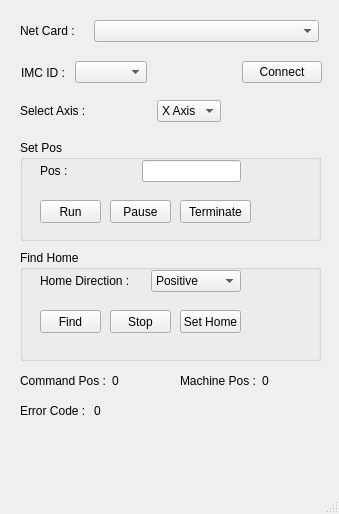
Above: main_window.ui from hywing/imc-tool before the change. Below: the same form after it.
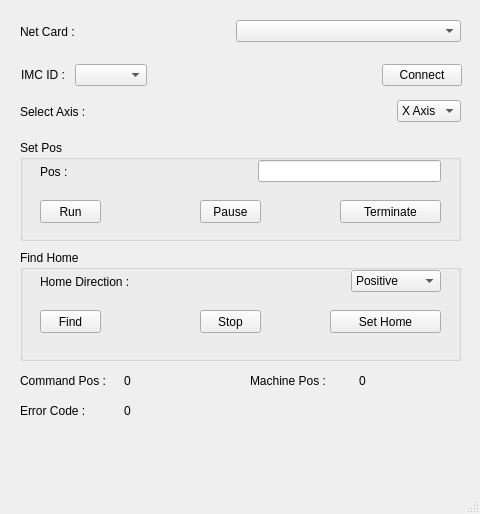
That is the form after the change.

Commit message: [feat] update widget size && readme doc

```diff
--- a/main_window.ui
+++ b/main_window.ui
@@ -6,19 +6,19 @@
    <rect>
     <x>0</x>
     <y>0</y>
-    <width>339</width>
+    <width>480</width>
     <height>514</height>
    </rect>
   </property>
   <property name="minimumSize">
    <size>
-    <width>339</width>
+    <width>480</width>
     <height>0</height>
    </size>
   </property>
   <property name="maximumSize">
    <size>
-    <width>339</width>
+    <width>480</width>
     <height>16777215</height>
    </size>
   </property>
@@ -31,8 +31,8 @@
      <rect>
       <x>20</x>
       <y>20</y>
-      <width>299</width>
-      <height>22</height>
+      <width>441</width>
+      <height>23</height>
      </rect>
     </property>
     <layout class="QHBoxLayout" name="horizontalLayout">
@@ -73,8 +73,8 @@
      <rect>
       <x>21</x>
       <y>60</y>
-      <width>301</width>
-      <height>25</height>
+      <width>441</width>
+      <height>30</height>
      </rect>
     </property>
     <layout class="QHBoxLayout" name="horizontalLayout_2">
@@ -122,7 +122,7 @@
      <rect>
       <x>20</x>
       <y>140</y>
-      <width>301</width>
+      <width>441</width>
       <height>101</height>
      </rect>
     </property>
@@ -145,7 +145,7 @@
     <widget class="QPushButton" name="pause">
      <property name="geometry">
       <rect>
-       <x>90</x>
+       <x>180</x>
        <y>60</y>
        <width>61</width>
        <height>23</height>
@@ -158,9 +158,9 @@
     <widget class="QPushButton" name="terminate">
      <property name="geometry">
       <rect>
-       <x>160</x>
+       <x>320</x>
        <y>60</y>
-       <width>71</width>
+       <width>101</width>
        <height>23</height>
       </rect>
      </property>
@@ -173,8 +173,8 @@
       <rect>
        <x>20</x>
        <y>20</y>
-       <width>201</width>
-       <height>22</height>
+       <width>401</width>
+       <height>23</height>
       </rect>
      </property>
      <layout class="QHBoxLayout" name="horizontalLayout_4">
@@ -209,7 +209,7 @@
      <rect>
       <x>20</x>
       <y>250</y>
-      <width>301</width>
+      <width>441</width>
       <height>111</height>
      </rect>
     </property>
@@ -221,8 +221,8 @@
       <rect>
        <x>20</x>
        <y>20</y>
-       <width>201</width>
-       <height>22</height>
+       <width>401</width>
+       <height>23</height>
       </rect>
      </property>
      <layout class="QHBoxLayout" name="horizontalLayout_7">
@@ -284,7 +284,7 @@
     <widget class="QPushButton" name="stop">
      <property name="geometry">
       <rect>
-       <x>90</x>
+       <x>180</x>
        <y>60</y>
        <width>61</width>
        <height>23</height>
@@ -297,9 +297,9 @@
     <widget class="QPushButton" name="set">
      <property name="geometry">
       <rect>
-       <x>160</x>
+       <x>310</x>
        <y>60</y>
-       <width>61</width>
+       <width>111</width>
        <height>23</height>
       </rect>
      </property>
@@ -313,8 +313,8 @@
      <rect>
       <x>20</x>
       <y>100</y>
-      <width>201</width>
-      <height>22</height>
+      <width>441</width>
+      <height>23</height>
      </rect>
     </property>
     <layout class="QHBoxLayout" name="horizontalLayout_3">
@@ -363,9 +363,9 @@
    <widget class="QWidget" name="layoutWidget_2">
     <property name="geometry">
      <rect>
-      <x>180</x>
+      <x>250</x>
       <y>370</y>
-      <width>141</width>
+      <width>211</width>
       <height>21</height>
      </rect>
     </property>
@@ -391,7 +391,7 @@
      <rect>
       <x>20</x>
       <y>400</y>
-      <width>141</width>
+      <width>201</width>
       <height>21</height>
      </rect>
     </property>
@@ -412,12 +412,12 @@
      </item>
     </layout>
    </widget>
-   <widget class="QWidget" name="">
+   <widget class="QWidget" name="layoutWidget">
     <property name="geometry">
      <rect>
       <x>20</x>
       <y>370</y>
-      <width>141</width>
+      <width>201</width>
       <height>21</height>
      </rect>
     </property>
```
Left out of the diff: 4 changed lines with no effect on the pictures. The commit also changes 1 other file.
